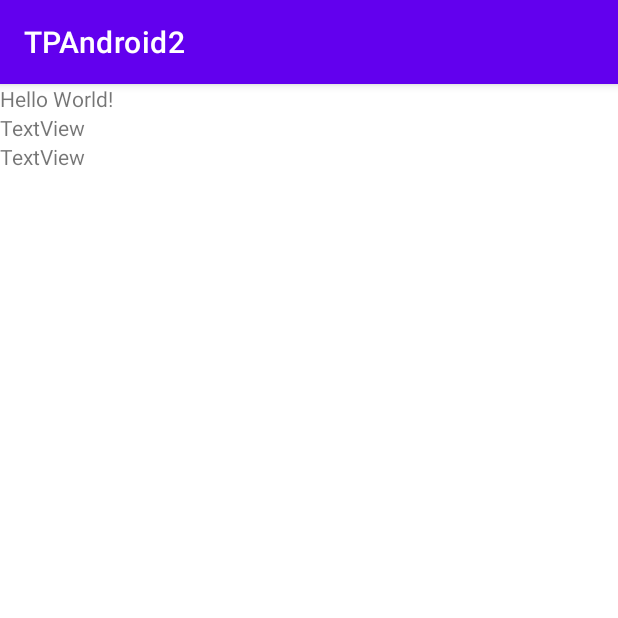
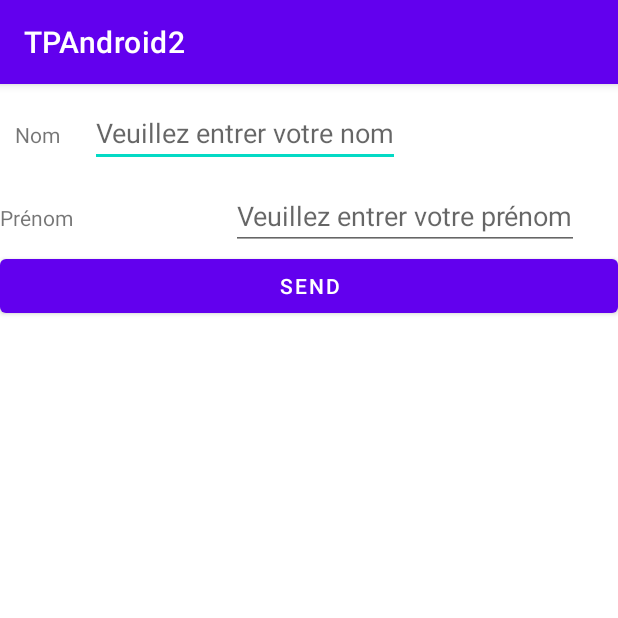
Before and after one commit to gretandroid/TP2Android, an Android app: the screen it shows after launch (MainActivity), on a phone screen of 412 x 824 dp, the top half of it. Run offline under Robolectric (Android 15) with nearby library versions, the phone set to English and light mode, and no system bars.

Commit message:
ajout d'id sur les composants UI, création d'un event listener sur le bouton send a partir des wizards de l'IDE.

```diff
--- a/app/src/main/java/education/cccp/greta/MainActivity.java
+++ b/app/src/main/java/education/cccp/greta/MainActivity.java
@@ -1,14 +1,33 @@
 package education.cccp.greta;
+
+import static android.widget.Toast.LENGTH_LONG;
+import static android.widget.Toast.makeText;
+import static education.cccp.greta.R.layout.activity_main;
+
+import android.os.Bundle;
+import android.view.View;
+import android.widget.Button;
+import android.widget.EditText;
 
 import androidx.appcompat.app.AppCompatActivity;
 
-import android.os.Bundle;
-
 public class MainActivity extends AppCompatActivity {
+    EditText lastNameEditText;
+    EditText firstNameEditText;
+    Button sendButton;
 
     @Override
     protected void onCreate(Bundle savedInstanceState) {
         super.onCreate(savedInstanceState);
-        setContentView(R.layout.activity_main);
+        setContentView(activity_main);
+        lastNameEditText = findViewById(R.id.lastNameEditText);
+        firstNameEditText = findViewById(R.id.firstNameEditText);
+    }
+
+    public void sendButtonOnClick(View view) {
+        makeText(this,
+                lastNameEditText.getText().toString(),
+                LENGTH_LONG)
+                .show();
     }
 }
--- a/app/src/main/res/layout/activity_main.xml
+++ b/app/src/main/res/layout/activity_main.xml
@@ -1,4 +1,5 @@
 <?xml version="1.0" encoding="utf-8"?>
+<!--suppress XmlUnusedNamespaceDeclaration -->
 <LinearLayout xmlns:android="http://schemas.android.com/apk/res/android"
     xmlns:app="http://schemas.android.com/apk/res-auto"
     xmlns:tools="http://schemas.android.com/tools"
@@ -7,21 +8,65 @@
     android:orientation="vertical"
     tools:context=".MainActivity">
 
-    <TextView
-        android:layout_width="wrap_content"
+    <LinearLayout
+        android:layout_width="match_parent"
         android:layout_height="wrap_content"
-        android:text="Hello World!" />
+        android:orientation="horizontal"
+        android:paddingLeft="10dp"
+        android:paddingTop="10dp"
+        android:paddingRight="10dp"
+        android:paddingBottom="10dp">
 
-    <TextView
-        android:id="@+id/textView"
-        android:layout_width="wrap_content"
+        <TextView
+            android:layout_width="wrap_content"
+            android:layout_height="wrap_content"
+            android:layout_marginRight="20dp"
+            android:text="Nom" />
+
+        <EditText
+            android:id="@+id/lastNameEditText"
+            android:layout_width="wrap_content"
+            android:layout_height="wrap_content"
+            android:hint="Veuillez entrer votre nom">
+
+        </EditText>
+
+    </LinearLayout>
+
+    <LinearLayout
+        android:layout_width="match_parent"
         android:layout_height="wrap_content"
-        android:text="TextView" />
+        android:orientation="horizontal">
 
-    <TextView
-        android:id="@+id/textView2"
-        android:layout_width="wrap_content"
+        <TextView
+            android:layout_width="wrap_content"
+            android:layout_height="wrap_content"
+            android:hint="Veuillez entrer votre nom"
+            android:text="Prénom" />
+
+        <EditText
+            android:id="@+id/firstNameEditText"
+            android:layout_width="wrap_content"
+            android:layout_height="wrap_content"
+            android:hint="Veuillez entrer votre prénom">
+
+        </EditText>
+
+    </LinearLayout>
+
+    <LinearLayout
+        android:layout_width="match_parent"
         android:layout_height="wrap_content"
-        android:text="TextView" />
+        android:orientation="horizontal">
+
+        <Button
+            android:id="@+id/sendButton"
+            android:layout_width="wrap_content"
+            android:layout_height="wrap_content"
+            android:layout_gravity="center_horizontal"
+            android:layout_weight="1"
+            android:onClick="sendButtonOnClick"
+            android:text="Send" />
+    </LinearLayout>
 
 </LinearLayout>
```
